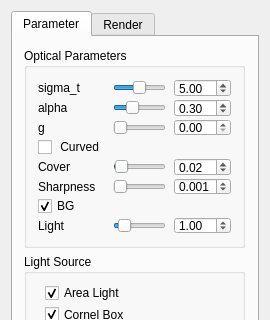
This is glwidget/widget.ui in Joke-Dk/QtOptixVolumeRender as Qt 5 draws it before an edit; both pictures show x 0 to 270 and y 0 to 320 of the 270 by 512 pixel window. The edited form follows.
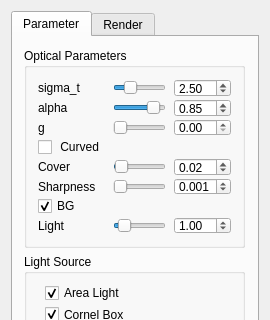
This is the edited form. The open tabs and pages were chosen to show the change.

Commit message: [Reset] The cornell-box and PBRT fog scene

Diff of the .ui file:
```diff
--- a/glwidget/widget.ui
+++ b/glwidget/widget.ui
@@ -69,7 +69,7 @@
              <item row="1" column="2">
               <widget class="QSlider" name="horizontalSlider_2">
                <property name="value">
-                <number>30</number>
+                <number>85</number>
                </property>
                <property name="orientation">
                 <enum>Qt::Horizontal</enum>
@@ -103,7 +103,7 @@
                 <number>1</number>
                </property>
                <property name="value">
-                <number>50</number>
+                <number>25</number>
                </property>
                <property name="orientation">
                 <enum>Qt::Horizontal</enum>
@@ -132,7 +132,7 @@
                 <double>0.010000000000000</double>
                </property>
                <property name="value">
-                <double>0.300000000000000</double>
+                <double>0.850000000000000</double>
                </property>
               </widget>
              </item>
@@ -175,7 +175,7 @@
                 <double>0.100000000000000</double>
                </property>
                <property name="value">
-                <double>5.000000000000000</double>
+                <double>2.500000000000000</double>
                </property>
               </widget>
              </item>
```
Left out of the diff: 2 changed lines with no effect on the pictures. The commit also changes 2 other files.
